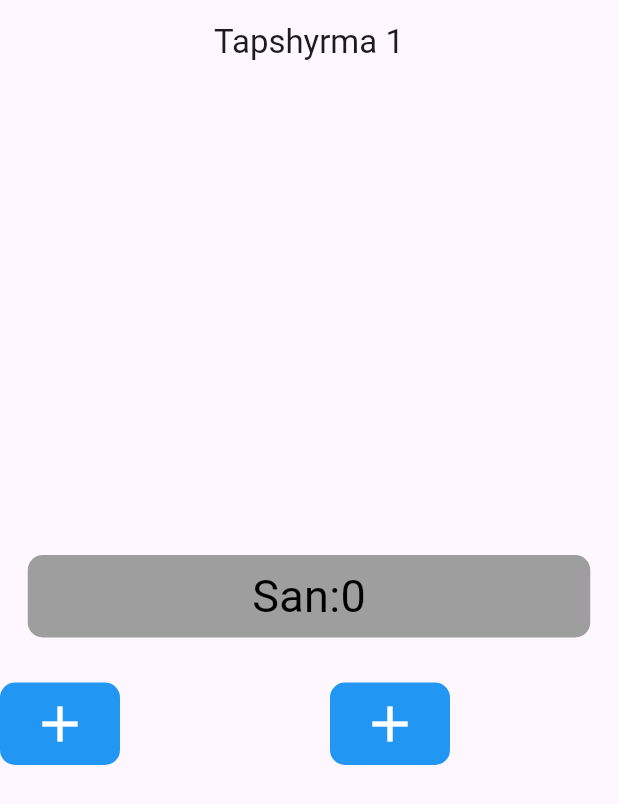
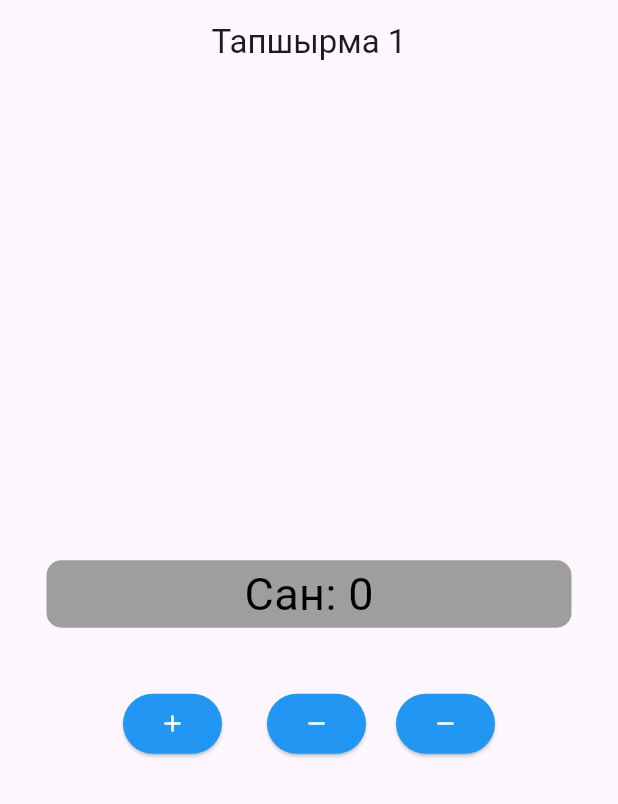
Before and after one commit to AisuluuIlichbek/Flutter, a Flutter app: the screen it shows after launch, on a phone screen of 412 x 824 dp. Shown: the top 804 px of the screen. Run offline on Flutter 3.47's test engine with Material 3 defaults, Android fonts, the phone set to English and light mode, and no system bars.

Commit message:
Обновила проект

```diff
--- a/lib/main.dart
+++ b/lib/main.dart
@@ -11,6 +11,7 @@ class MyApp extends StatelessWidget {
   @override
   Widget build(BuildContext context) {
     return const MaterialApp(
+      debugShowCheckedModeBanner: false,
       home: MyHomePage(),
     );
   }
--- a/lib/my_home_page.dart
+++ b/lib/my_home_page.dart
@@ -8,23 +8,24 @@ class MyHomePage extends StatefulWidget {
 }
 
 class _MyHomePageState extends State<MyHomePage> {
+  int san = 0;
   @override
   Widget build(BuildContext context) {
     return Scaffold(
       appBar: AppBar(
-        title: const Center(child: Text('Tapshyrma 1')),
+        title: const Center(child: Text('Тапшырма 1')),
       ),
       body: Column(mainAxisAlignment: MainAxisAlignment.center, children: [
         Center(
           child: Container(
             child: Center(
-              child: const Text(
-                'San:0',
-                style: TextStyle(color: Colors.black, fontSize: 30),
+              child: Text(
+                'Сан: $san',
+                style: const TextStyle(color: Colors.black, fontSize: 30),
               ),
             ),
-            width: 375,
-            height: 55,
+            width: 350,
+            height: 45,
             decoration: BoxDecoration(
               borderRadius: BorderRadius.circular(10),
               color: Colors.grey,
@@ -32,34 +33,47 @@ class _MyHomePageState extends State<MyHomePage> {
           ),
         ),
         const SizedBox(
-          height: 30,
+          height: 40,
         ),
         Row(
+          mainAxisAlignment: MainAxisAlignment.center,
           children: [
-            Container(
-              width: 80,
-              height: 55,
-              decoration: BoxDecoration(
-                borderRadius: BorderRadius.circular(10),
-                color: Colors.blue,
-              ),
+            ElevatedButton(
+              style: ElevatedButton.styleFrom(backgroundColor: Colors.blue),
+              onPressed: () {
+                setState(() {
+                  san = san + 1;
+                });
+              },
+              child: const Icon(Icons.add, color: Colors.white),
+            ),
+            const SizedBox(
+              width: 30,
+            ),
+            ElevatedButton(
+              style: ElevatedButton.styleFrom(backgroundColor: Colors.blue),
+              onPressed: () {
+                setState(() {
+                  san = san - 1;
+                });
+              },
               child: const Icon(
-                Icons.add,
-                size: 40,
+                Icons.remove,
                 color: Colors.white,
               ),
             ),
-            const SizedBox(width: 140),
-            Container(
-              width: 80,
-              height: 55,
-              decoration: BoxDecoration(
-                borderRadius: BorderRadius.circular(10),
-                color: Colors.blue,
-              ),
+            const SizedBox(
+              width: 20,
+            ),
+            ElevatedButton(
+              style: ElevatedButton.styleFrom(backgroundColor: Colors.blue),
+              onPressed: () {
+                setState(() {
+                  san = san * 2;
+                });
+              },
               child: const Icon(
-                Icons.add,
-                size: 40,
+                Icons.remove,
                 color: Colors.white,
               ),
             ),
```
